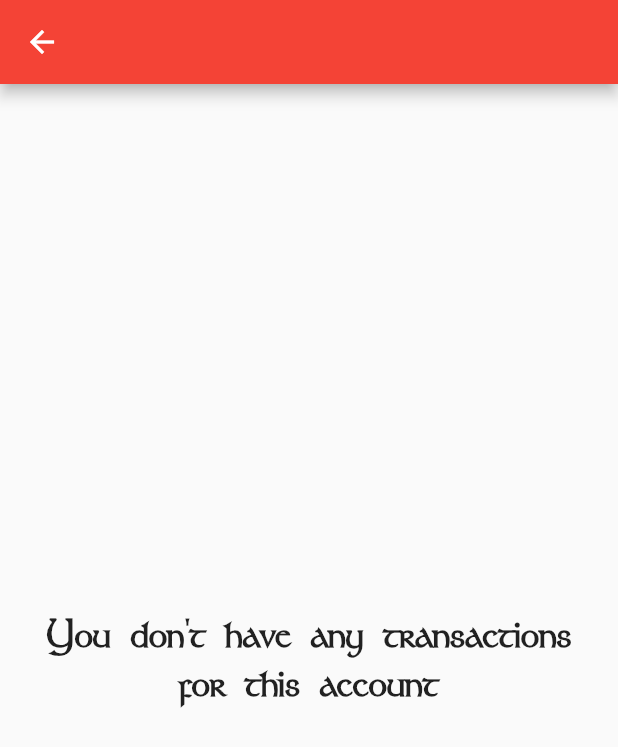
After one commit to dllewellyn/crypto_currency_wallet, a Flutter app: the screen it shows after launch, after a tap on "Ether", on a phone screen of 412 x 824 dp. The commit adds this screen. Shown: the top 747 px of the screen. Run offline on Flutter 3.47's test engine with Material 2 defaults, Android fonts, the phone set to English and light mode, and no system bars; our stand-ins replace flutter_svg; network calls fail.

Commit message:
lesson_4

```diff
--- a/lib/account/account_data.dart
+++ b/lib/account/account_data.dart
@@ -1,3 +1,5 @@
+import 'package:crypto_currency_wallet/account/transaction_data.dart';
+
 class AllUserDetails {
   final List<AccountData> accounts;
 
@@ -10,9 +12,15 @@ class AccountData {
   final double balance;
   final String uid;
   final String provider;
+  final List<Transaction> transactions;
 
   AccountData(
-      {this.currencyValue, this.balance, this.uid, this.provider, this.key});
+      {this.currencyValue,
+      this.balance,
+      this.uid,
+      this.provider,
+      this.key,
+      this.transactions});
 }
 
 class SupportedCurrency {
@@ -33,11 +41,13 @@ List<AccountData> mockAccount() => [
           balance: 0.50,
           currencyValue: SupportedCurrency(id: "BTC", name: "Bitcoin"),
           provider: "coinbase",
+          transactions: mockTransactions(),
           uid: "123123"),
       AccountData(
           key: "Test data2",
           balance: 100,
           currencyValue: SupportedCurrency(id: "ETH", name: "Ether"),
           provider: "coinbase",
+          transactions: [],
           uid: "123123")
     ];
--- /dev/null
+++ b/lib/account/transaction_data.dart
@@ -0,0 +1,23 @@
+class Transaction {
+  final String amount;
+  String balance;
+  String description;
+  String id;
+  String status;
+  final String type;
+  final String date;
+
+  Transaction(
+      {this.amount,
+      this.type,
+      this.date,
+      this.id,
+      this.status,
+      this.balance,
+      this.description});
+}
+
+List<Transaction> mockTransactions() => [
+      Transaction(amount: "5", type: "SEND", date: "20/11/19 19:27"),
+      Transaction(amount: "-5", type: "SEND", date: "20/11/19 19:28"),
+    ];
--- a/lib/main.dart
+++ b/lib/main.dart
@@ -1,8 +1,8 @@
-import 'package:crypto_currency_wallet/account/account_data.dart';
-import 'package:crypto_currency_wallet/widgets/account_title.dart';
-import 'package:crypto_currency_wallet/widgets/balance_widget.dart';
+import 'package:crypto_currency_wallet/screens/home_screen.dart';
+import 'package:crypto_currency_wallet/screens/transaction_list_screen.dart';
 import 'package:flutter/material.dart';
-import 'package:flutter_svg/flutter_svg.dart';
+
+import 'navigator/screens.dart';
 
 void main() {
   runApp(MyApp());
@@ -14,7 +14,20 @@ class MyApp extends StatelessWidget {
     return MaterialApp(
       debugShowCheckedModeBanner: false,
       title: 'Flutter Demo',
+      initialRoute: "/",
+      onGenerateRoute: (settings) {
+        Widget widget;
+
+        if (settings.name == HOME_SCREEN) {
+          widget = MyHomePage();
+        } else if (settings.name == DETAIL_SCREEN) {
+          widget = TransactionListScreen(accountData: settings.arguments);
+        }
+
+        return MaterialPageRoute(builder: (context) => widget);
+      },
       theme: ThemeData(
+          splashColor: Colors.redAccent,
           primarySwatch: Colors.red,
           textTheme: TextTheme(
             title: TextStyle(
@@ -32,60 +45,6 @@ class MyApp extends StatelessWidget {
               fontWeight: FontWeight.bold,
             ),
           )),
-      home: MyHomePage(),
     );
   }
 }
-
-class MyHomePage extends StatelessWidget {
-  @override
-  Widget build(BuildContext context) {
-    return Scaffold(
-        appBar: AppBar(),
-        body: ListView(
-          children: mockAccount()
-              .map((account) => AccountListItem(
-                    accountData: account,
-                  ))
-              .toList(),
-        ));
-  }
-}
-
-class AccountListItem extends StatelessWidget {
-  final AccountData accountData;
-
-  const AccountListItem({Key key, this.accountData}) : super(key: key);
-
-  @override
-  Widget build(BuildContext context) {
-    return Card(
-      elevation: 2,
-      child: Container(
-        padding: const EdgeInsets.all(16.0),
-        child: Row(
-          crossAxisAlignment: CrossAxisAlignment.start,
-          children: [
-            Padding(
-              padding: const EdgeInsets.all(16.0),
-              child: SvgPicture.network(
-                urlImageForCurrency(accountData.currencyValue),
-                placeholderBuilder: (context) => CircularProgressIndicator(),
-              ),
-            ),
-            AccountTitle(
-              supportedCurrency: accountData.currencyValue,
-            ),
-            Spacer(),
-            Padding(
-              padding: const EdgeInsets.all(16.0),
-              child: BalanceWidget(
-                balance: accountData.balance,
-              ),
-            )
-          ],
-        ),
-      ),
-    );
-  }
-}
--- /dev/null
+++ b/lib/navigator/screens.dart
@@ -0,0 +1,2 @@
+const String HOME_SCREEN = "/";
+const String DETAIL_SCREEN = "/details";
--- /dev/null
+++ b/lib/screens/home_screen.dart
@@ -0,0 +1,63 @@
+import 'package:crypto_currency_wallet/account/account_data.dart';
+import 'package:crypto_currency_wallet/navigator/screens.dart';
+import 'package:crypto_currency_wallet/widgets/account_title.dart';
+import 'package:crypto_currency_wallet/widgets/balance_widget.dart';
+import 'package:flutter/material.dart';
+import 'package:flutter_svg/flutter_svg.dart';
+
+class MyHomePage extends StatelessWidget {
+  @override
+  Widget build(BuildContext context) {
+    return Scaffold(
+        appBar: AppBar(),
+        body: ListView(
+          children: mockAccount()
+              .map((account) => AccountListItem(
+                    accountData: account,
+                  ))
+              .toList(),
+        ));
+  }
+}
+
+class AccountListItem extends StatelessWidget {
+  final AccountData accountData;
+
+  const AccountListItem({Key key, this.accountData}) : super(key: key);
+
+  @override
+  Widget build(BuildContext context) {
+    return Card(
+      elevation: 2,
+      child: InkWell(
+        onTap: () => Navigator.of(context)
+            .pushNamed(DETAIL_SCREEN, arguments: accountData),
+        child: Container(
+          padding: const EdgeInsets.all(16.0),
+          child: Row(
+            crossAxisAlignment: CrossAxisAlignment.start,
+            children: [
+              Padding(
+                padding: const EdgeInsets.all(16.0),
+                child: SvgPicture.network(
+                  urlImageForCurrency(accountData.currencyValue),
+                  placeholderBuilder: (context) => CircularProgressIndicator(),
+                ),
+              ),
+              AccountTitle(
+                supportedCurrency: accountData.currencyValue,
+              ),
+              Spacer(),
+              Padding(
+                padding: const EdgeInsets.all(16.0),
+                child: BalanceWidget(
+                  balance: accountData.balance,
+                ),
+              )
+            ],
+          ),
+        ),
+      ),
+    );
+  }
+}
--- /dev/null
+++ b/lib/screens/transaction_list_screen.dart
@@ -0,0 +1,57 @@
+import 'package:crypto_currency_wallet/account/account_data.dart';
+import 'package:crypto_currency_wallet/account/transaction_data.dart';
+import 'package:flutter/material.dart';
+
+class TransactionListScreen extends StatelessWidget {
+  final AccountData accountData;
+
+  const TransactionListScreen({Key key, @required this.accountData})
+      : super(key: key);
+
+  @override
+  Widget build(BuildContext context) {
+    Widget widget;
+
+    if (accountData.transactions.isEmpty) {
+      widget = Padding(
+        padding: const EdgeInsets.all(16.0),
+        child: Center(
+            child: Text(
+          "You don't have any transactions for this account",
+          style: Theme.of(context).textTheme.title,
+          textAlign: TextAlign.center,
+        )),
+      );
+    } else {
+      widget = Padding(
+        padding: const EdgeInsets.only(top: 20),
+        child: ListView(
+          children: accountData.transactions
+              .map((transaction) => TransactionListItem(
+                    transaction: transaction,
+                  ))
+              .toList(),
+        ),
+      );
+    }
+
+    return Scaffold(appBar: AppBar(), body: Container(child: widget));
+  }
+}
+
+class TransactionListItem extends StatelessWidget {
+  final Transaction transaction;
+
+  const TransactionListItem({Key key, @required this.transaction})
+      : super(key: key);
+
+  @override
+  Widget build(BuildContext context) {
+    return Center(
+      child: Text(
+        transaction.amount,
+        style: Theme.of(context).textTheme.caption,
+      ),
+    );
+  }
+}
```
Lines whose indentation alone changed are shown as unchanged.
